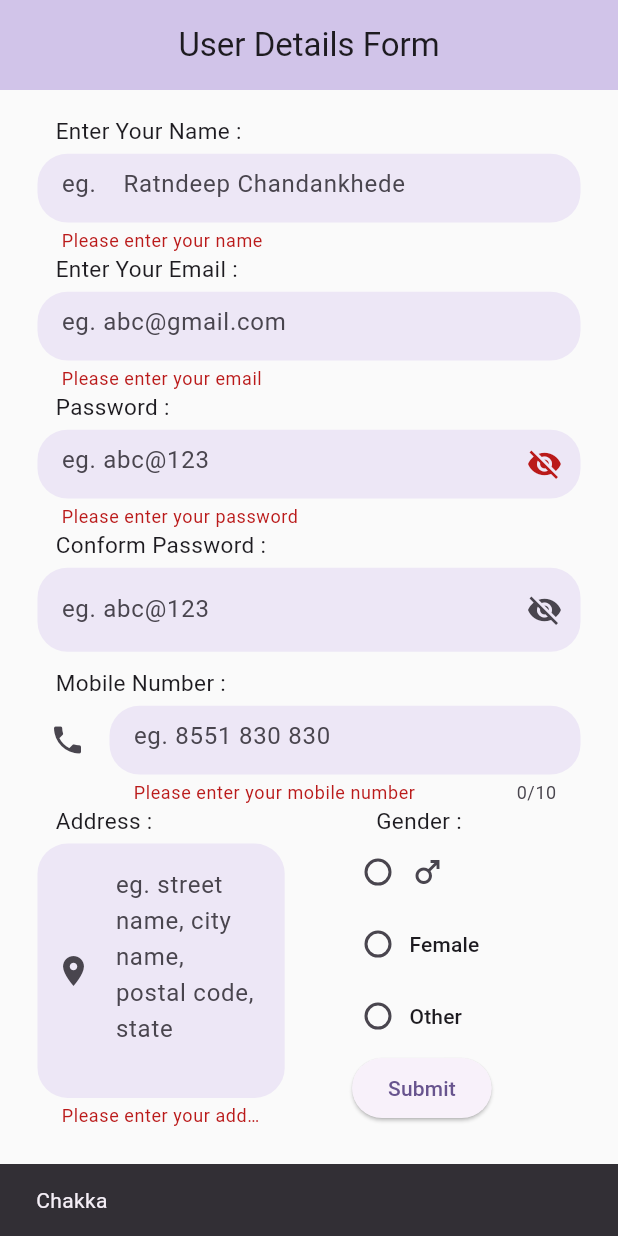
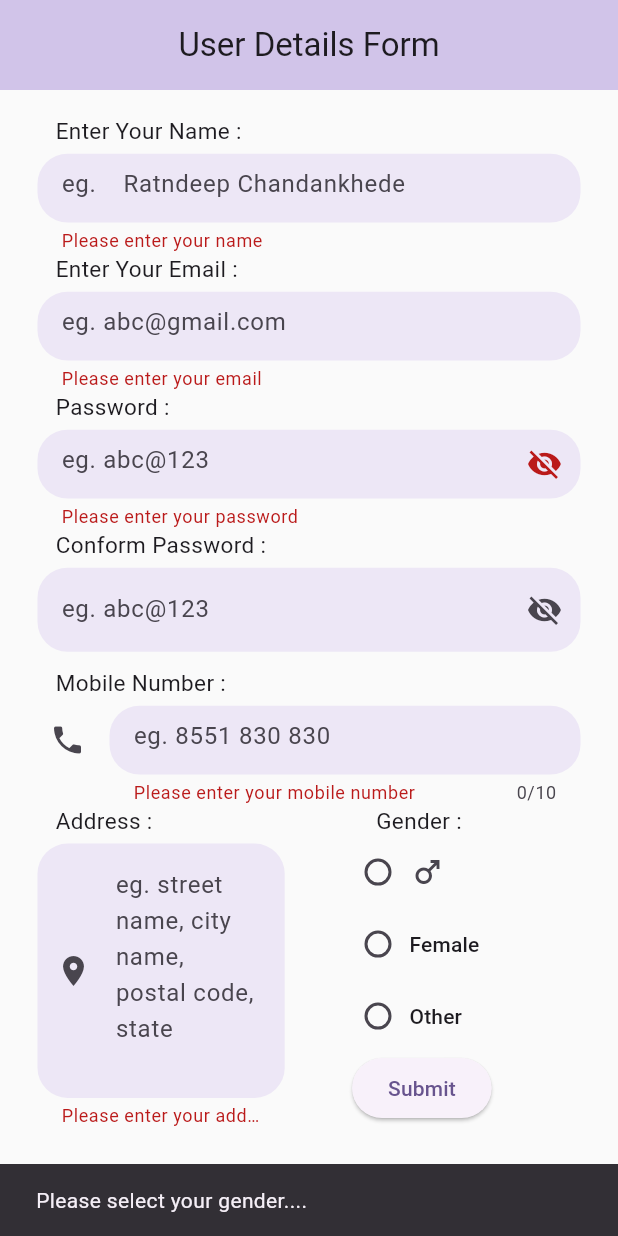
Before and after one commit to Ratndeep1999/login_page, a Flutter app: the screen it shows after launch, after a tap on "Submit", on a phone screen of 412 x 824 dp. Run offline on Flutter 3.47's test engine with Material 3 defaults, Android fonts, the phone set to English and light mode, and no system bars.

```diff
--- a/lib/login_page.dart
+++ b/lib/login_page.dart
@@ -446,7 +446,7 @@ class _LoginPageState extends State<LoginPage> {
                                 if ( _gender.isEmpty || _gender == '' || _gender == 'Not selected' ) {
                                   ScaffoldMessenger.of(context).showSnackBar(
                                       SnackBar(
-                                          content: Text("Chakka "),
+                                          content: Text("Please select your gender...."),
                                       ),
                                   );
                                 }
```
